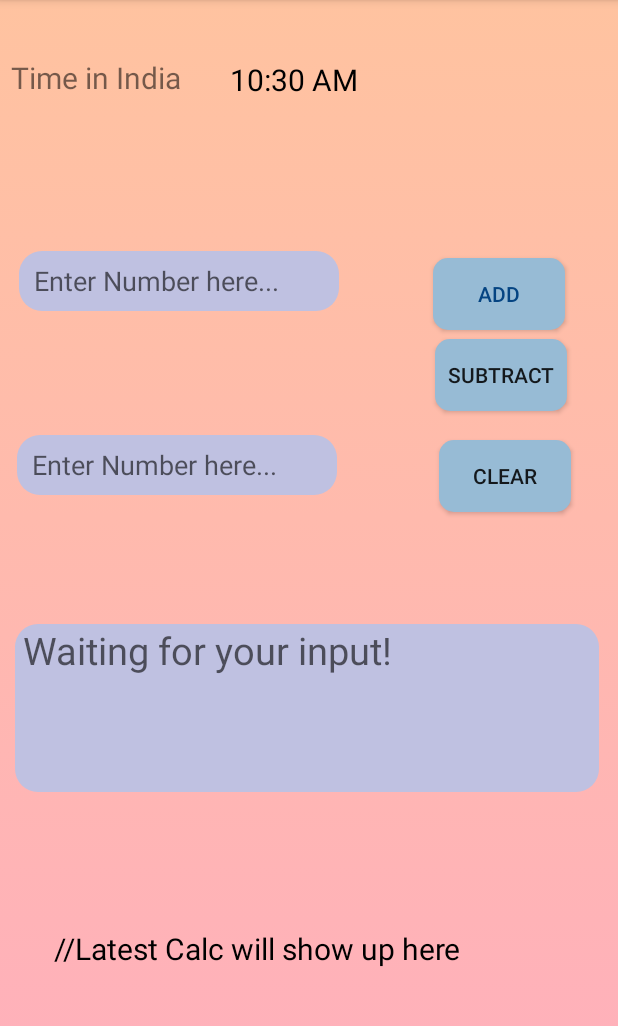
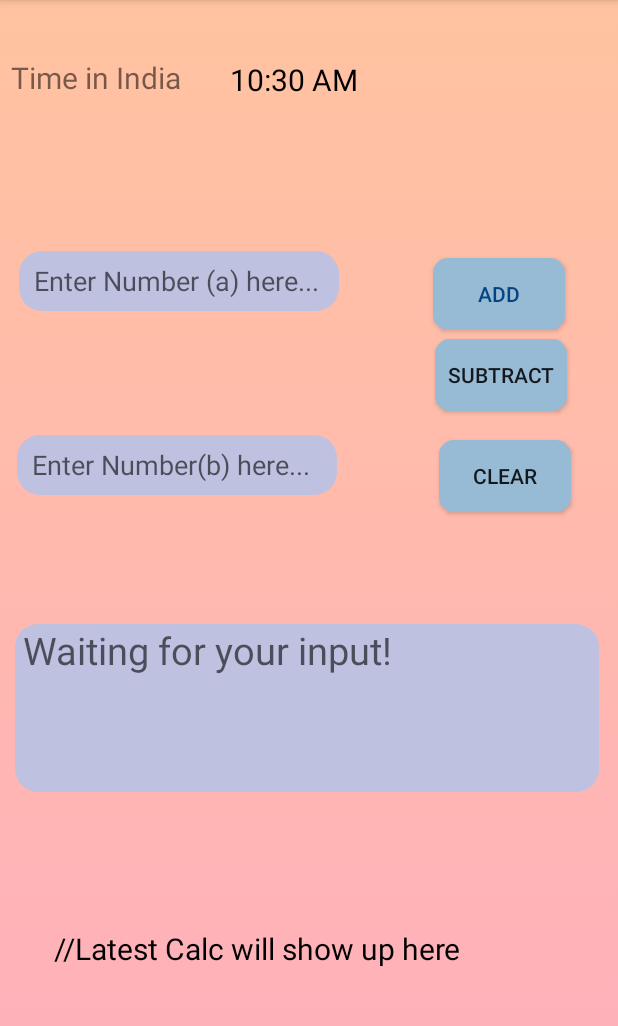
Before and after one commit to adz0612/one, an Android app: the MainActivity screen opened directly, with no data from a screen before it, on a phone screen of 412 x 824 dp, the part 84-1110 px from its top. Run offline under Robolectric (Android 15) with nearby library versions, the phone set to English and light mode, and no system bars.

Commit message:
OC198372

```diff
--- a/app/src/main/java/com/example/basic_calc/MainActivity.java
+++ b/app/src/main/java/com/example/basic_calc/MainActivity.java
@@ -77,7 +77,7 @@ private EditText num1 , num2;
             a = Float.parseFloat(num1_string);
             b = Float.parseFloat(num2_string);
             sum = a + b;
-            disp_res.setText("The sum of the numbers is: \n\n"+sum);
+            disp_res.setText("The sum of the numbers ( a + b ) is: \n"+sum);
            // result.setText("The sum of the numbers is: ");
             lastCalc.setText("Your last Calculation was:\n  " + ""+a +" + " + ""+b +" = " +sum );
 
@@ -108,7 +108,7 @@ private EditText num1 , num2;
                 minus = a - b;
 
 
-                disp_res.setText("The diff of the numbers is:  \n\n"+minus);
+                disp_res.setText("The diff ( a - b ) of the numbers is:  \n\n"+minus);
                 //result.setText("The diff of the numbers is: ");
 
 
--- a/app/src/main/res/layout/activity_main.xml
+++ b/app/src/main/res/layout/activity_main.xml
@@ -50,7 +50,7 @@ android:background="@drawable/round_button_3"
         android:ems="10"
         android:textColor="#000000"
         android:maxLength="10"
-        android:hint="Enter Number here..."
+        android:hint="Enter Number (a) here..."
         android:inputType="numberDecimal"
         tools:layout_editor_absoluteX="16dp"
         tools:layout_editor_absoluteY="170dp" />
@@ -70,7 +70,7 @@ android:textColor="#000000"
         android:ems="10"
         android:maxLength="10"
 
-        android:hint="Enter Number here..."
+        android:hint="Enter Number(b) here..."
         android:inputType="numberDecimal"
         tools:layout_editor_absoluteX="16dp"
         tools:layout_editor_absoluteY="307dp" />
```
